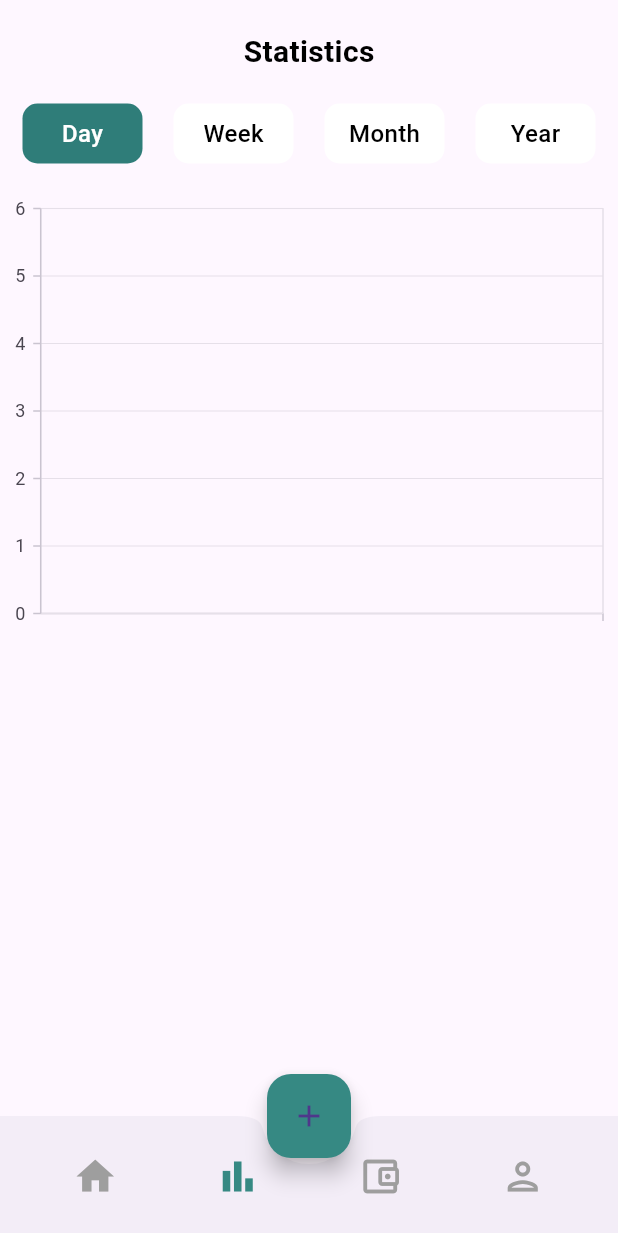
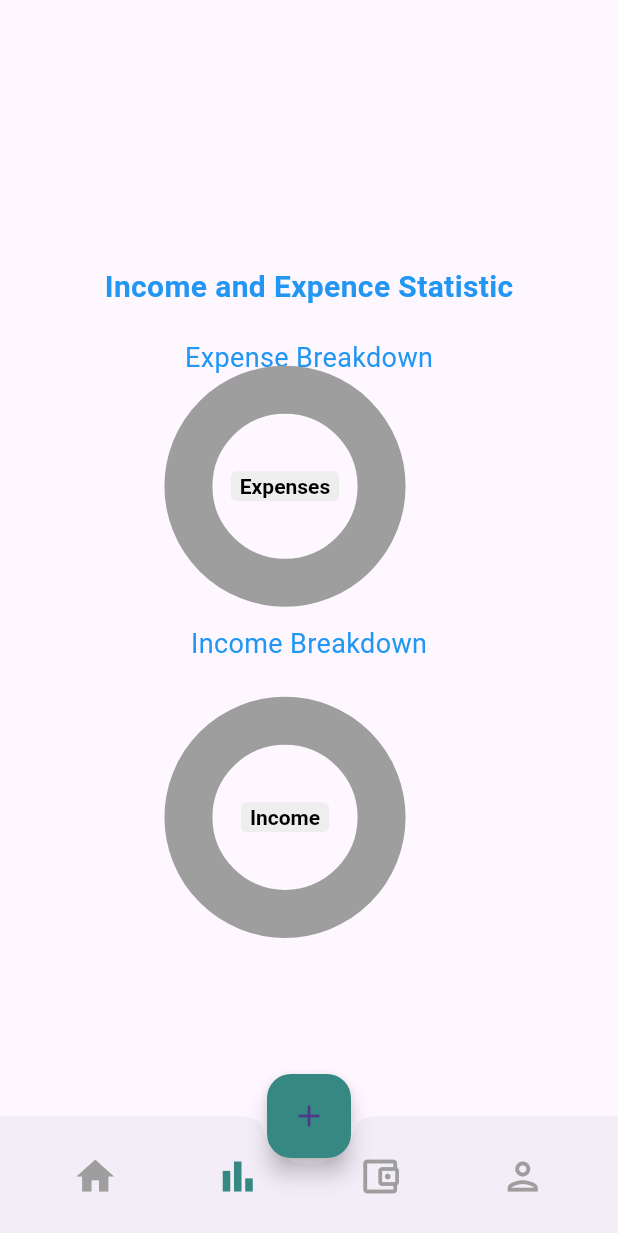
Before and after one commit to Thiwanga123/Income_expenses_managing, a Flutter app: the screen it shows after launch, item 2 of the bottom bar chosen, on a phone screen of 412 x 824 dp. Shown: the top 1233 px of the screen. Run offline on Flutter 3.47's test engine with Material 3 defaults, Android fonts, the phone set to English and light mode, and no system bars; drawn by our look-alikes of pie_chart; our stand-ins replace cloud_firestore, firebase_core; accounts and stored records are empty.

Commit message:
added statistics chart

```diff
--- a/lib/pages/statistic.dart
+++ b/lib/pages/statistic.dart
@@ -1,209 +1,132 @@
 import 'package:cloud_firestore/cloud_firestore.dart';
 import 'package:flutter/material.dart';
-import 'package:income_expenses_managing/widget/chart.dart';
-import 'package:syncfusion_flutter_charts/charts.dart';
-import 'package:firebase_core/firebase_core.dart';
- // Import your new chart widget
+import 'package:flutter/widgets.dart';
+import 'package:pie_chart/pie_chart.dart';
 
-class Statistics extends StatefulWidget {
-  const Statistics({Key? key}) : super(key: key);
-
+class StatisticsExpense extends StatefulWidget {
   @override
-  State<Statistics> createState() => _StatisticsState();
+  _StatisticsExpenseState createState() => _StatisticsExpenseState();
 }
 
-class _StatisticsState extends State<Statistics> {
-  final List<String> day = ['Day', 'Week', 'Month', 'Year'];
-  List<QueryDocumentSnapshot> transactions = [];
-  int indexColor = 0;
-  List<SalesData> chartData = [];
+class _StatisticsExpenseState extends State<StatisticsExpense> {
+  late List<Expense> _expense = [];
+  late List<Expense> _income = [];
 
-  @override
-  void initState() {
-    super.initState();
-    fetchTransactions();
+  // Function to calculate category data for expenses and income
+  Map<String, double> getCategoryData(List<Expense> transactions) {
+    Map<String, double> catMap = {};
+    for (var item in transactions) {
+      if (!catMap.containsKey(item.title)) {
+        catMap[item.title] = 1;
+      } else {
+        catMap.update(item.title, (_) => catMap[item.title]! + 1);
+      }
+    }
+    return catMap;
   }
 
-  Future<void> fetchTransactions() async {
-    try {
-      QuerySnapshot snapshot = await FirebaseFirestore.instance
-          .collection('Transaction history')
-          .get();
+  List<Color> colorList = [
+    Color.fromRGBO(82, 98, 255, 1),
+    Color.fromRGBO(46, 198, 255, 1),
+    Color.fromRGBO(123, 201, 82, 1),
+    Color.fromRGBO(255, 171, 67, 1),
+    Color.fromRGBO(252, 91, 57, 1),
+    Color.fromRGBO(139, 135, 130, 1),
+  ];
 
-      setState(() {
-        transactions = snapshot.docs;
-        updateChartData(); // Update the chart data after fetching transactions
-      });
-    } catch (e) {
-      print('Error fetching transactions: $e');
-    }
-  }
-
-  void updateChartData() {
-    chartData.clear();
-    DateTime now = DateTime.now();
-
-    for (var transaction in transactions) {
-      var transactionData = transaction.data() as Map<String, dynamic>;
-      DateTime transactionDate = DateTime.parse(transactionData['subtitle']);
-      int amount = int.tryParse(transactionData['amount']) ?? 0;
-
-      switch (indexColor) {
-        case 0: // Day
-          if (transactionDate.year == now.year &&
-              transactionDate.month == now.month &&
-              transactionDate.day == now.day) {
-            chartData.add(SalesData(transactionDate.hour.toString(), amount));
-          }
-          break;
-        case 1: // Week
-          if (isSameWeek(transactionDate, now)) {
-            chartData.add(SalesData(transactionDate.weekday.toString(), amount));
-          }
-          break;
-        case 2: // Month
-          if (transactionDate.year == now.year &&
-              transactionDate.month == now.month) {
-            chartData.add(SalesData(transactionDate.day.toString(), amount));
-          }
-          break;
-        case 3: // Year
-          if (transactionDate.year == now.year) {
-            chartData.add(SalesData(transactionDate.month.toString(), amount));
-          }
-          break;
-      }
-    }
-
-    chartData = groupAndSumData(chartData);
-    setState(() {});
-  }
-
-  bool isSameWeek(DateTime date1, DateTime date2) {
-    int week1 = (date1.year - 1970) * 52 + (date1.difference(DateTime(date1.year, 1, 1)).inDays + date1.weekday) ~/ 7;
-    int week2 = (date2.year - 1970) * 52 + (date2.difference(DateTime(date2.year, 1, 1)).inDays + date2.weekday) ~/ 7;
-    return week1 == week2;
-  }
-
-  List<SalesData> groupAndSumData(List<SalesData> data) {
-    Map<String, int> groupedData = {};
-    for (var sales in data) {
-      if (groupedData.containsKey(sales.xValue)) {
-        groupedData[sales.xValue] = (groupedData[sales.xValue] ?? 0) + sales.amount;
-      } else {
-        groupedData[sales.xValue] = sales.amount;
-      }
-    }
-
-    return groupedData.entries
-        .map((entry) => SalesData(entry.key, entry.value))
-        .toList();
+  // Function to display a pie chart with a unique key
+  Widget buildPieChart(String centerText, List<Expense> transactions, Key chartKey) {
+    return PieChart(
+      key: chartKey, // Pass the unique key here
+      dataMap: getCategoryData(transactions),
+      initialAngleInDegree: 0,
+      animationDuration: Duration(milliseconds: 2000),
+      chartType: ChartType.ring,
+      chartRadius: MediaQuery.of(context).size.width / 3.2,
+      ringStrokeWidth: 32,
+      colorList: colorList,
+      chartLegendSpacing: 32,
+      chartValuesOptions: ChartValuesOptions(
+        showChartValuesOutside: true,
+        showChartValuesInPercentage: true,
+        showChartValueBackground: true,
+        showChartValues: true,
+        chartValueStyle: TextStyle(fontWeight: FontWeight.bold, color: Colors.black),
+      ),
+      centerText: centerText,
+      legendOptions: LegendOptions(
+        showLegendsInRow: false,
+        showLegends: true,
+        legendShape: BoxShape.rectangle,
+        legendPosition: LegendPosition.right,
+        legendTextStyle: TextStyle(
+          fontWeight: FontWeight.bold,
+          color: Colors.black,
+        ),
+      ),
+    );
   }
 
   @override
   Widget build(BuildContext context) {
+    final Stream<QuerySnapshot> expStream = FirebaseFirestore.instance.collection('Transaction history').snapshots();
+
+    // Function to categorize expenses and income from Firestore snapshot
+    void getExpAndIncomeFromSnapshot(AsyncSnapshot<QuerySnapshot> snapshot) {
+      if (snapshot.hasData && snapshot.data!.docs.isNotEmpty) {
+        _expense = [];
+        _income = [];
+        for (var doc in snapshot.data!.docs) {
+          Expense exp = Expense.fromJson(doc.data() as Map<String, dynamic>);
+          if (exp.type == "expense") {
+            _expense.add(exp);
+          } else if (exp.type == "income") {
+            _income.add(exp);
+          }
+        }
+      }
+    }
+
     return Scaffold(
-      body: SafeArea(
-        child: CustomScrollView(
-          slivers: [
-            SliverToBoxAdapter(
-              child: Column(
-                children: [
-                  SizedBox(height: 20),
-                  Text(
-                    'Statistics',
-                    style: TextStyle(
-                      color: Colors.black,
-                      fontSize: 20,
-                      fontWeight: FontWeight.w700,
+      body: Center(
+        child: Column(
+          mainAxisAlignment: MainAxisAlignment.center,
+          crossAxisAlignment: CrossAxisAlignment.center,
+          children: [
+            SizedBox(height: 50),
+            StreamBuilder<QuerySnapshot>(
+              stream: expStream,
+              builder: (context, snapshot) {
+                if (snapshot.hasError) {
+                  return Text("Something went wrong");
+                }
+                if (snapshot.connectionState == ConnectionState.waiting) {
+                  return CircularProgressIndicator();
+                }
+                getExpAndIncomeFromSnapshot(snapshot);
+
+                return Column(
+                  mainAxisAlignment: MainAxisAlignment.spaceEvenly,
+                  children: [
+                    Text("Income and Expence Statistic",
+                    style:TextStyle(fontSize: 20,fontWeight: FontWeight.w600,color: Colors.blue)
                     ),
-                  ),
-                  SizedBox(height: 20),
-                  Padding(
-                    padding: const EdgeInsets.symmetric(horizontal: 15),
-                    child: Row(
-                      mainAxisAlignment: MainAxisAlignment.spaceBetween,
-                      children: [
-                        ...List.generate(
-                          day.length,
-                          (index) {
-                            return GestureDetector(
-                              onTap: () {
-                                setState(() {
-                                  indexColor = index;
-                                  updateChartData(); // Update the chart data based on the selected index
-                                });
-                              },
-                              child: Container(
-                                height: 40,
-                                width: 80,
-                                decoration: BoxDecoration(
-                                  borderRadius: BorderRadius.circular(10),
-                                  color: indexColor == index
-                                      ? Color.fromARGB(255, 47, 125, 121)
-                                      : Colors.white,
-                                ),
-                                alignment: Alignment.center,
-                                child: Text(
-                                  day[index],
-                                  style: TextStyle(
-                                    color: indexColor == index
-                                        ? Colors.white
-                                        : Colors.black,
-                                    fontSize: 16,
-                                    fontWeight: FontWeight.w500,
-                                  ),
-                                ),
-                              ),
-                            );
-                          },
-                        ),
-                      ],
+                    SizedBox( height: 20),
+                    Text(
+                      "Expense Breakdown",
+                      style: TextStyle(fontSize: 18, fontWeight: FontWeight.w400,color:Colors.blue),
                     ),
-                  ),
-                  SizedBox(height: 20),
-                  // Use the ChartWidget here
-                  ChartWidget(chartData: chartData),
-                  SizedBox(height: 20),
-                ],
-              ),
-            ),
-            SliverList(
-              delegate: SliverChildBuilderDelegate(
-                (context, index) {
-                  var transactionData = transactions[index].data() as Map<String, dynamic>;
-                  return ListTile(
-                    leading: ClipRRect(
-                      borderRadius: BorderRadius.circular(5),
-                      child: Image.network(transactionData['image']),
+                    buildPieChart("Expenses", _expense, ValueKey("expense_chart")),
+                    SizedBox(height: 20),
+                    Text(
+                      "Income Breakdown",
+                      style: TextStyle(fontSize: 18, fontWeight: FontWeight.w400,color: Colors.blue),
                     ),
-                    title: Text(
-                      transactionData['title'],
-                      style: TextStyle(
-                        fontSize: 17,
-                        fontWeight: FontWeight.w600,
-                      ),
-                    ),
-                    subtitle: Text(
-                      transactionData['subtitle'],
-                      style: TextStyle(
-                        fontWeight: FontWeight.w600,
-                      ),
-                    ),
-                    trailing: Text(
-                      transactionData['amount'],
-                      style: TextStyle(
-                        fontWeight: FontWeight.w600,
-                        fontSize: 19,
-                        color: transactionData['type'] == 'income'
-                            ? Colors.green
-                            : Colors.red,
-                      ),
-                    ),
-                  );
-                },
-                childCount: transactions.length,
-              ),
+                    SizedBox(height: 30),
+                    buildPieChart("Income", _income, ValueKey("income_chart")),
+                  ],
+                );
+              },
             ),
           ],
         ),
@@ -211,3 +134,26 @@ class _StatisticsState extends State<Statistics> {
     );
   }
 }
+
+class Expense {
+  String amount;
+  String subtitle;
+  String title;
+  String type;
+
+  Expense({
+    required this.amount,
+    required this.subtitle,
+    required this.title,
+    required this.type,
+  });
+
+  factory Expense.fromJson(Map<String, dynamic> json) {
+    return Expense(
+      amount: json['amount'],
+      subtitle: json['subtitle'],
+      title: json['title'],
+      type: json['type'],
+    );
+  }
+}
--- a/lib/widget/bottomnavigation.dart
+++ b/lib/widget/bottomnavigation.dart
@@ -14,7 +14,7 @@ State<Bottom> createState() => _BottomState();
 
 class _BottomState extends State<Bottom> {
    int index_color = 0;
-   List Screen=[Home(),Statistics(),Home(),ProfileScreen()];
+   List Screen=[Home(),StatisticsExpense(),Home(),ProfileScreen()];
 
   @override
   Widget build(BuildContext context) {
--- a/lib/widget/chart.dart
+++ /dev/null
@@ -1,34 +0,0 @@
-import 'package:flutter/material.dart';
-import 'package:syncfusion_flutter_charts/charts.dart';
-
-class ChartWidget extends StatelessWidget {
-  final List<SalesData> chartData;
-
-  ChartWidget({Key? key, required this.chartData}) : super(key: key);
-
-  @override
-  Widget build(BuildContext context) {
-    return Container(
-      width: double.infinity,
-      height: 300,
-      child: SfCartesianChart(
-        primaryXAxis: CategoryAxis(),
-        series: <SplineSeries<SalesData, String>>[
-          SplineSeries<SalesData, String>(
-            color: Color.fromARGB(255, 47, 125, 121),
-            width: 3,
-            dataSource: chartData,
-            xValueMapper: (SalesData sales, _) => sales.xValue,
-            yValueMapper: (SalesData sales, _) => sales.amount,
-          ),
-        ],
-      ),
-    );
-  }
-}
-
-class SalesData {
-  SalesData(this.xValue, this.amount);
-  final String xValue; // This can represent the hour, day, or month
-  final int amount; // This represents the total amount for that xValue
-}
--- a/pubspec.yaml
+++ b/pubspec.yaml
@@ -39,6 +39,7 @@ dependencies:
   cloud_firestore: ^5.4.4
   fl_chart: ^0.69.0
   syncfusion_flutter_charts: ^20.2.45
+  pie_chart: ^5.4.0
 
 dev_dependencies:
   flutter_test:
```
Also changed, not shown: pubspec.lock.
